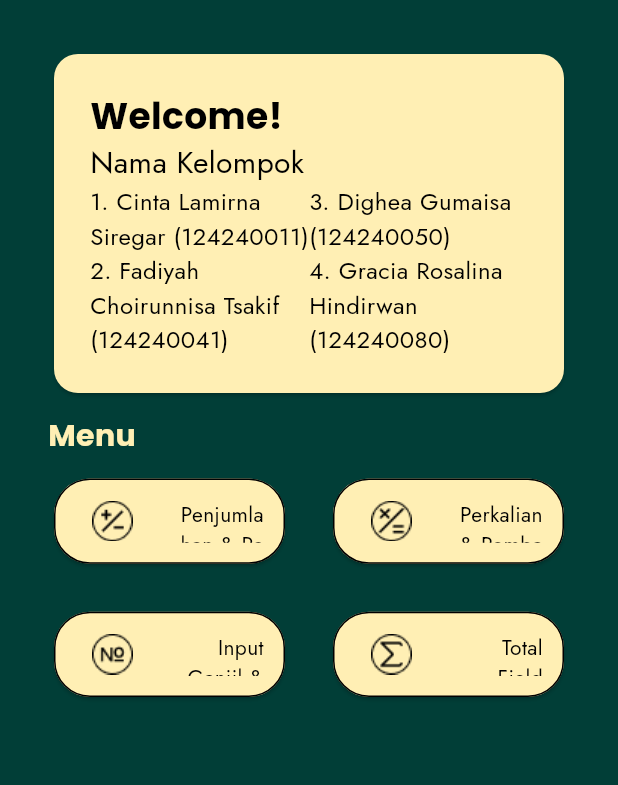
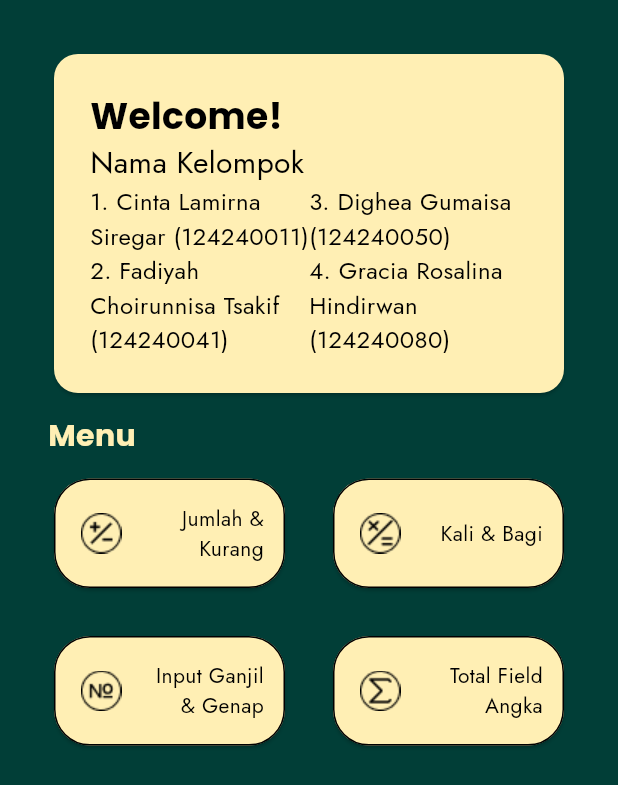
Before and after one commit to GraciaRosalinaHindirwan/Mobile---Tugas-1, a Flutter app: the DashboardPage widget shown alone on an empty page, opened directly, on a phone screen of 412 x 824 dp. Shown: the top 785 px of the screen. Run offline on Flutter 3.47's test engine with Material 3 defaults, Android fonts, the phone set to English and light mode, and no system bars.

Commit message:
fixed bug for card menu

```diff
--- a/tugas1_mobile/lib/components/menu_card.dart
+++ b/tugas1_mobile/lib/components/menu_card.dart
@@ -34,12 +34,13 @@ class MenuCard extends StatelessWidget {
         padding: const EdgeInsets.all(14),
         child: Row(
           children:[
-            Image.asset(icon, width: 50, height: 50,),
+            Image.asset(icon, width: 35,),
             const SizedBox(width: 16),
             Expanded(
               child: Text(
                 title,
                 textAlign: TextAlign.right,
+                softWrap: true,
                 style: AppTextStyles.jostRegular.copyWith(
                   fontSize: 14,
                   color: AppColors.textColor,
--- a/tugas1_mobile/lib/page/dashboard.dart
+++ b/tugas1_mobile/lib/page/dashboard.dart
@@ -19,14 +19,14 @@ class DashboardPage extends StatelessWidget {
       menuLabel: "Menu",
       content: GridView.count(
         crossAxisCount: 2, //gridnya 2x2
-        childAspectRatio: 2.5, //nentuin perbandingan lebar dan tinggi card
+        childAspectRatio: 2, //nentuin perbandingan lebar dan tinggi card
         crossAxisSpacing: 24, //jarak antar card kiri kanan
         mainAxisSpacing: 24, //jarak antar card atas bawah
         shrinkWrap: true, //tingginya sesuai dengan yang dibutuhkan
         physics: const NeverScrollableScrollPhysics(),
         children: [
-          MenuCard(title: "Penjumlahan & Pengurangan", icon: "assets/icons/tambahKurang.png", page: const FirstMenuPage()),
-          MenuCard(title: "Perkalian & Pembagian", icon: "assets/icons/kaliBagi.png", page: const SecondMenuPage()),
+          MenuCard(title: "Jumlah & Kurang", icon: "assets/icons/tambahKurang.png", page: const FirstMenuPage()),
+          MenuCard(title: "Kali & Bagi", icon: "assets/icons/kaliBagi.png", page: const SecondMenuPage()),
           MenuCard(title: "Input Ganjil & Genap", icon: "assets/icons/ganjilGenap.png", page: const OddEvenPage()),
           MenuCard(title: "Total Field Angka", icon: "assets/icons/sum.png", page: const summaryPage()),
         ],
--- a/tugas1_mobile/lib/page/login.dart
+++ b/tugas1_mobile/lib/page/login.dart
@@ -20,7 +20,7 @@ class _LoginPageState extends State<LoginPage> {
     String username = _usernameController.text;
     String password = _passwordController.text;
 
-    if (username == "pakgood" && password == "gusbar1234") {
+    if (username == "mobileSeru" && password == "mobileSeru") {
       Navigator.pushReplacement(
         context,
         MaterialPageRoute(builder: (context) => const DashboardPage()),
--- a/tugas1_mobile/lib/page/second_menu.dart
+++ b/tugas1_mobile/lib/page/second_menu.dart
@@ -69,6 +69,7 @@ class _SecondMenuPageState extends State<SecondMenuPage> {
   @override
   Widget build(BuildContext context) {
     return Scaffold(
+      backgroundColor: AppColors.primaryColor,
       body: Container(
         padding: const EdgeInsets.all(32),
         color: AppColors.primaryColor,
--- a/tugas1_mobile/lib/page/summaryPage.dart
+++ b/tugas1_mobile/lib/page/summaryPage.dart
@@ -41,6 +41,7 @@ class _summaryPageState extends State<summaryPage> {
   Widget build(BuildContext context) {
 
     return Scaffold(
+      backgroundColor: AppColors.primaryColor,
       body: Container(
         padding:const EdgeInsets.all(32),
         color: AppColors.primaryColor,
@@ -76,7 +77,7 @@ class _summaryPageState extends State<summaryPage> {
             Column(
               spacing: 24,
               children: [
-                Image.asset('assets/icons/Bigsum.png',
+                Image.asset('assets/icons/bigSum.png',
                 width: 100,
                 height: 100,),
 
```
